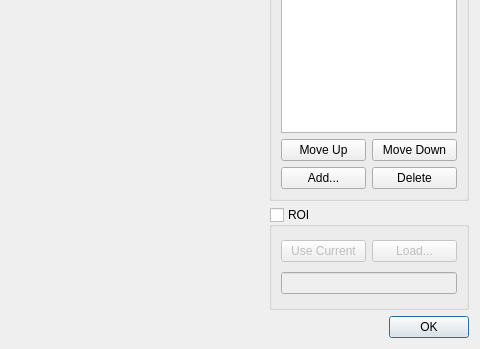
Before: the Qt Designer form src/cascade/countsvsimagesdlg.ui in mlz-ictrl/nicos, drawn with Qt 5; both pictures show x 215 to 695 and y 224 to 573 of the 695 by 573 pixel window.
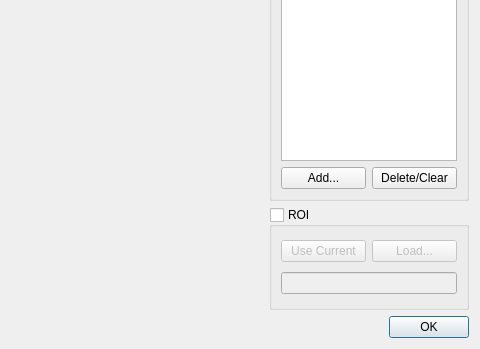
After: the same form once the commit is applied. Custom widgets are drawn as their Qt base class.

Commit message: counts dialog

Patch:
```diff
--- a/src/cascade/countsvsimagesdlg.ui
+++ b/src/cascade/countsvsimagesdlg.ui
@@ -73,7 +73,7 @@
         </property>
        </widget>
       </item>
-      <item row="2" column="0">
+      <item row="1" column="0">
        <widget class="QPushButton" name="btnAdd">
         <property name="sizePolicy">
          <sizepolicy hsizetype="Preferred" vsizetype="Fixed">
@@ -86,21 +86,8 @@
         </property>
        </widget>
       </item>
-      <item row="2" column="1">
-       <widget class="QPushButton" name="btnDelete">
-        <property name="sizePolicy">
-         <sizepolicy hsizetype="Preferred" vsizetype="Fixed">
-          <horstretch>0</horstretch>
-          <verstretch>0</verstretch>
-         </sizepolicy>
-        </property>
-        <property name="text">
-         <string>Delete</string>
-        </property>
-       </widget>
-      </item>
       <item row="1" column="1">
-       <widget class="QPushButton" name="btnMoveDown">
+       <widget class="QPushButton" name="btnDelete">
         <property name="sizePolicy">
          <sizepolicy hsizetype="Preferred" vsizetype="Fixed">
           <horstretch>0</horstretch>
@@ -108,20 +95,7 @@
          </sizepolicy>
         </property>
         <property name="text">
-         <string>Move Down</string>
-        </property>
-       </widget>
-      </item>
-      <item row="1" column="0">
-       <widget class="QPushButton" name="btnMoveUp">
-        <property name="sizePolicy">
-         <sizepolicy hsizetype="Preferred" vsizetype="Fixed">
-          <horstretch>0</horstretch>
-          <verstretch>0</verstretch>
-         </sizepolicy>
-        </property>
-        <property name="text">
-         <string>Move Up</string>
+         <string>Delete/Clear</string>
         </property>
        </widget>
       </item>
```
The commit also changes 2 other files.
